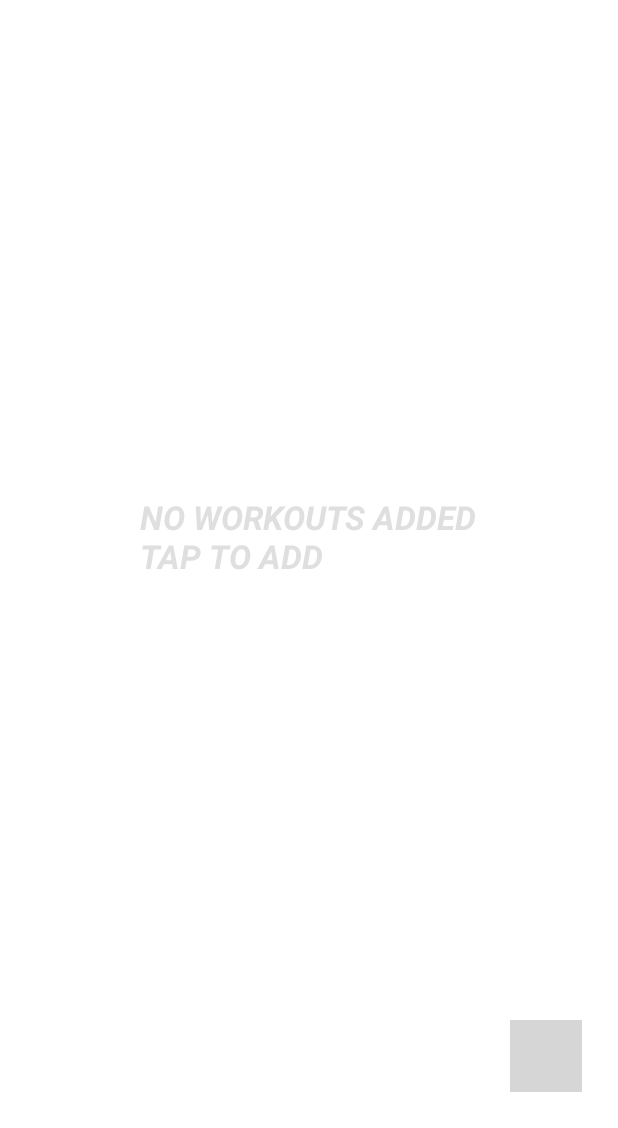
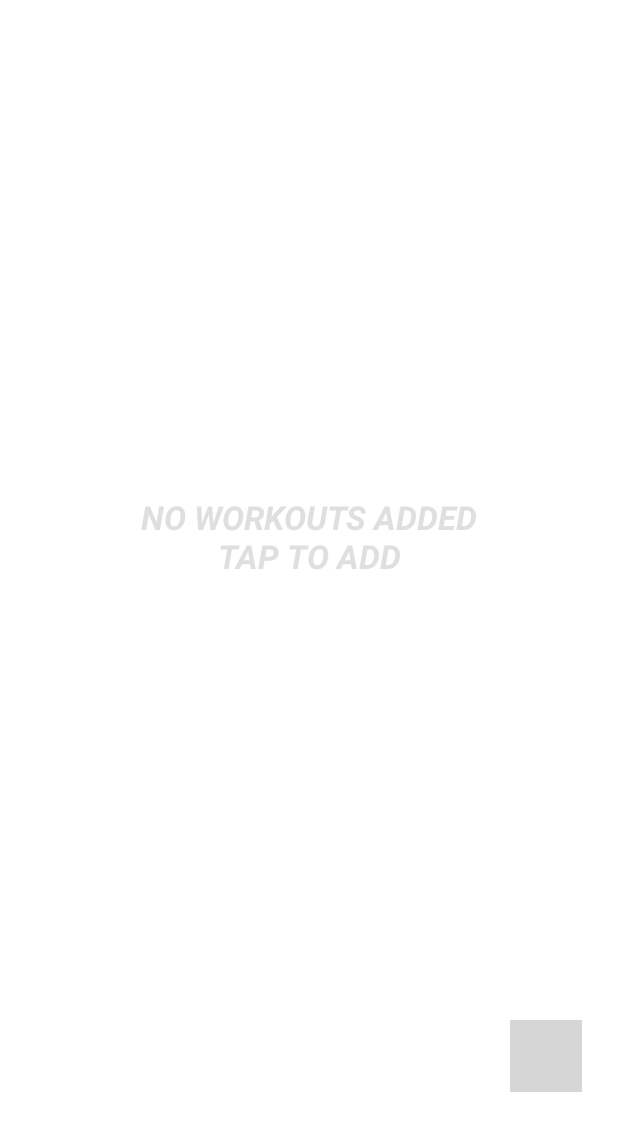
Before and after one commit to broskj/MyGymBuddy, an Android app: the screen it shows after launch (MainActivity), on a phone screen of 412 x 824 dp, the part 108-1236 px from its top. Run offline under Robolectric (Android 15) with nearby library versions, the phone set to English and light mode, and no system bars; grey boxes are pictures that could not be loaded.

Commit message:
edited fields

```diff
--- a/app/src/main/res/layout/activity_main.xml
+++ b/app/src/main/res/layout/activity_main.xml
@@ -7,29 +7,29 @@
     <ListView
         android:id="@+id/lv_main"
         android:layout_width="fill_parent"
-        android:layout_height="wrap_content" />
-    <!--        android:divider="@color/material_blue"
-            android:dividerHeight="1.0sp" /> -->
+        android:layout_height="wrap_content"
+        android:isScrollContainer="false" />
 
     <TextView
-        android:layout_width="wrap_content"
+        android:id="@+id/lv_empty_workouts"
+        android:layout_width="fill_parent"
+        android:layout_height="fill_parent"
+        android:alpha=".5"
+        android:gravity="center"
+        android:onClick="onEmptyClick"
         android:paddingBottom="36dp"
-        android:layout_height="wrap_content"
-        android:id="@+id/lv_empty_workouts"
+        android:text="@string/tv_empty_workouts"
         android:textSize="@dimen/abc_text_size_large_material"
-        android:textStyle="bold|italic"
-        android:text="@string/tv_empty_workouts"
-        android:alpha=".5"
-        android:layout_centerInParent="true" />
+        android:textStyle="bold|italic" />
 
     <ImageButton
-        android:onClick="onAddButtonClick"
         android:layout_width="48dp"
         android:layout_height="48dp"
-        android:layout_margin="24dp"
         android:layout_alignParentBottom="true"
         android:layout_alignParentRight="true"
+        android:layout_margin="24dp"
         android:background="@drawable/circle_button"
+        android:onClick="onAddButtonClick"
         android:src="@drawable/ic_action_new" />
 
 
```
